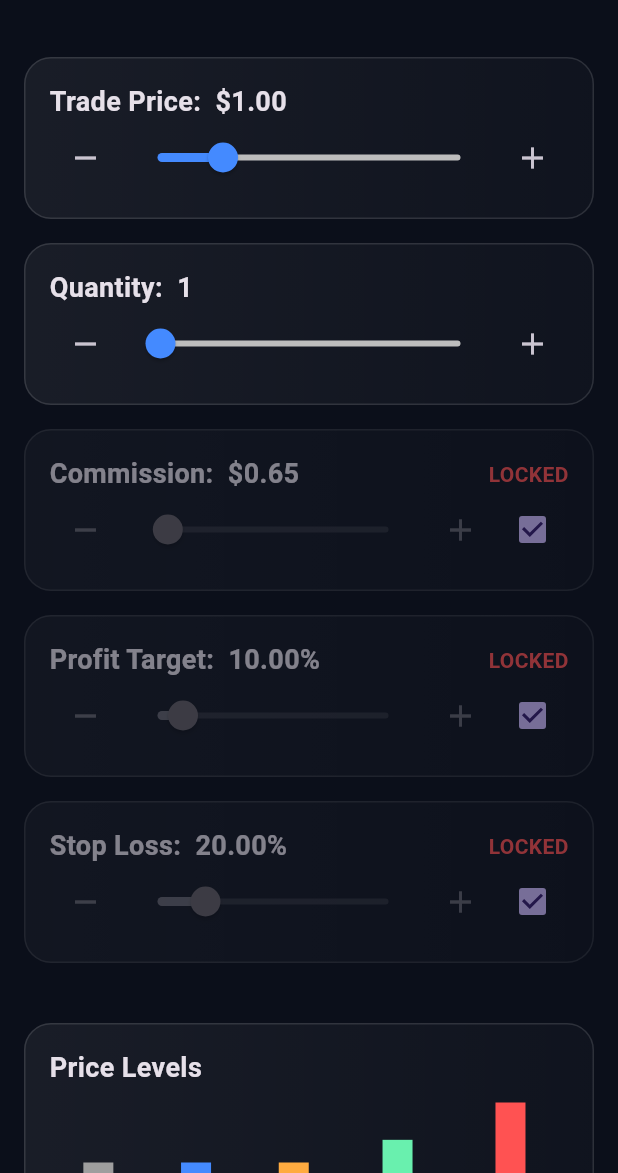
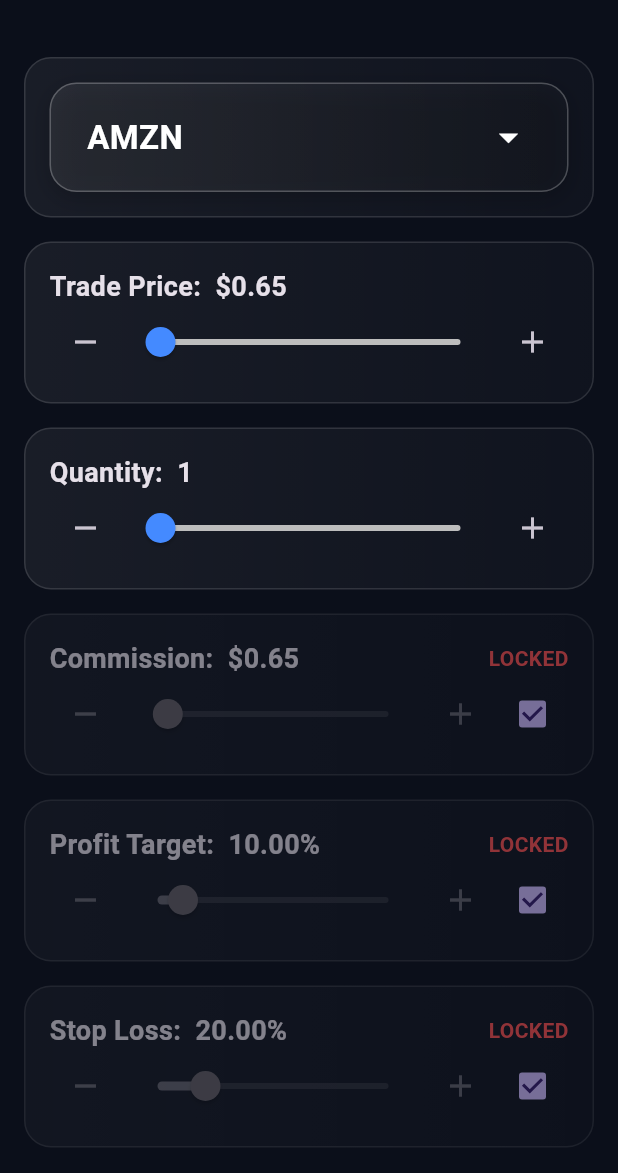
Before and after one commit to ransel2016/Investep, a Flutter app: the screen it shows after launch, on a phone screen of 412 x 824 dp, the part 63-1236 px from its top. Run offline on Flutter 3.47's test engine with Material 3 defaults, Android fonts, the phone set to English and light mode, and no system bars.

Commit message:
Update calculator tickers

```diff
--- a/lib/main.dart
+++ b/lib/main.dart
@@ -55,15 +55,33 @@
 }
 
 class _CalculatorPageState extends State<CalculatorPage> {
+  // ----- Tickers y rangos -----
+  final Map<String, List<double>> tickers = {
+    "AMZN": [0.65, 1.30],
+    "AAPL": [0.45, 0.95],
+    "GOOG": [0.60, 1.40],
+    "META": [0.50, 1.70],
+    "MSFT": [0.70, 1.55],
+    "NFLX": [0.55, 0.85],
+    "TSLA": [2.20, 3.60],
+    "AMD": [0.65, 1.40],
+    "NVDA": [0.80, 1.70],
+    "QQQ": [0.30, 0.60],
+    "SPY": [0.30, 0.45],
+    "CCL": [0.25, 0.45],
+    "RCL": [0.80, 1.40],
+  };
+
+  String selectedTicker = "AMZN";
+
   // ----- VALORES INICIALES -----
-  final double initialPrecioCompra = 1.00;
-  final int initialContratos = 1;
   final double initialComision = 0.65;
   final double initialGananciaPorc = 0.10;
   final double initialStopPorc = 0.20;
+  final int initialContratos = 1;
 
   // ----- VARIABLES DINÁMICAS -----
-  double precioCompra = 1.00;
+  double precioCompra = 0.65; // inicializa con el mínimo de AMZN
   int contratos = 1;
   double comision = 0.65;
   double gananciaPorc = 0.10;
@@ -149,7 +167,6 @@
             Row(
               mainAxisAlignment: MainAxisAlignment.spaceBetween,
               children: [
-                // ✅ Mostrar siempre .00 excepto Quantity
                 Text(
                   "$label  $prefix${label == "Quantity:" ? value.toInt() : value.toStringAsFixed(2)}$suffix",
                   style: const TextStyle(fontSize: 18, fontWeight: FontWeight.bold),
@@ -337,7 +354,8 @@
   // ----- RESET FUNCTION -----
   void resetValues() {
     setState(() {
-      precioCompra = initialPrecioCompra;
+      // Reset sliders al inicio
+      precioCompra = tickers[selectedTicker]![0]; // al mínimo del ticker
       contratos = initialContratos;
       comision = initialComision;
       gananciaPorc = initialGananciaPorc;
@@ -375,11 +393,98 @@
         padding: const EdgeInsets.all(16),
         child: Column(
           children: [
+            // ---------- BOTÓN TICKERS ESTILIZADO ----------
+            glassCard(
+              GestureDetector(
+                onTap: () async {
+                  String? result = await showModalBottomSheet<String>(
+                    context: context,
+                    shape: const RoundedRectangleBorder(
+                      borderRadius: BorderRadius.vertical(top: Radius.circular(20)),
+                    ),
+                    builder: (context) {
+                      return Container(
+                        padding: const EdgeInsets.all(16),
+                        height: 400,
+                        child: Column(
+                          crossAxisAlignment: CrossAxisAlignment.start,
+                          children: [
+                            const Text(
+                              "Select a Ticker",
+                              style: TextStyle(
+                                  fontSize: 20, fontWeight: FontWeight.bold),
+                            ),
+                            const SizedBox(height: 12),
+                            Expanded(
+                              child: ListView(
+                                children: tickers.keys.map((ticker) {
+                                  return ListTile(
+                                    title: Text(
+                                      ticker,
+                                      style: const TextStyle(fontSize: 18),
+                                    ),
+                                    onTap: () {
+                                      Navigator.pop(context, ticker);
+                                    },
+                                  );
+                                }).toList(),
+                              ),
+                            ),
+                          ],
+                        ),
+                      );
+                    },
+                  );
+                  if (result != null) {
+                    setState(() {
+                      selectedTicker = result;
+                      precioCompra = tickers[selectedTicker]![0];
+                    });
+                  }
+                },
+                child: Container(
+                  width: double.infinity,
+                  padding: const EdgeInsets.symmetric(vertical: 20, horizontal: 24),
+                  decoration: BoxDecoration(
+                    borderRadius: BorderRadius.circular(18),
+                    gradient: LinearGradient(
+                      colors: widget.darkMode
+                          ? [Colors.white.withOpacity(0.08), Colors.white.withOpacity(0.02)]
+                          : [Colors.blue.shade100, Colors.blue.shade50],
+                    ),
+                    border: Border.all(
+                        color: widget.darkMode ? Colors.white24 : Colors.blueAccent),
+                    boxShadow: [
+                      BoxShadow(
+                        color: Colors.black.withOpacity(0.2),
+                        blurRadius: 12,
+                        offset: const Offset(0, 4),
+                      ),
+                    ],
+                  ),
+                  child: Row(
+                    mainAxisAlignment: MainAxisAlignment.spaceBetween,
+                    children: [
+                      Text(
+                        selectedTicker,
+                        style: TextStyle(
+                            fontSize: 22,
+                            fontWeight: FontWeight.bold,
+                            color: widget.darkMode ? Colors.white : Colors.black),
+                      ),
+                      const Icon(Icons.arrow_drop_down, size: 30),
+                    ],
+                  ),
+                ),
+              ),
+            ),
+
+            // ---------- SLIDERS ----------
             sliderControl(
               label: "Trade Price:",
               value: precioCompra,
-              min: 0.20,
-              max: 4.00,
+              min: tickers[selectedTicker]![0],
+              max: tickers[selectedTicker]![1],
               step: 0.01,
               prefix: "\$",
               onChanged: (v) => setState(() => precioCompra = v),
@@ -427,8 +532,10 @@
               showCheckbox: true,
               onChanged: (v) => setState(() => stopPorc = v / 100),
             ),
+
             const SizedBox(height: 24),
             miniGraph(),
+
             const SizedBox(height: 24),
             animatedResult(
               "Sale Price",
--- a/pubspec.yaml
+++ b/pubspec.yaml
@@ -16,7 +16,7 @@
 # https://developer.apple.com/library/archive/documentation/General/Reference/InfoPlistKeyReference/Articles/CoreFoundationKeys.html
 # In Windows, build-name is used as the major, minor, and patch parts
 # of the product and file versions while build-number is used as the build suffix.
-version: 1.0.0+4
+version: 1.0.0+5
 
 environment:
   sdk: ^3.11.0
```
